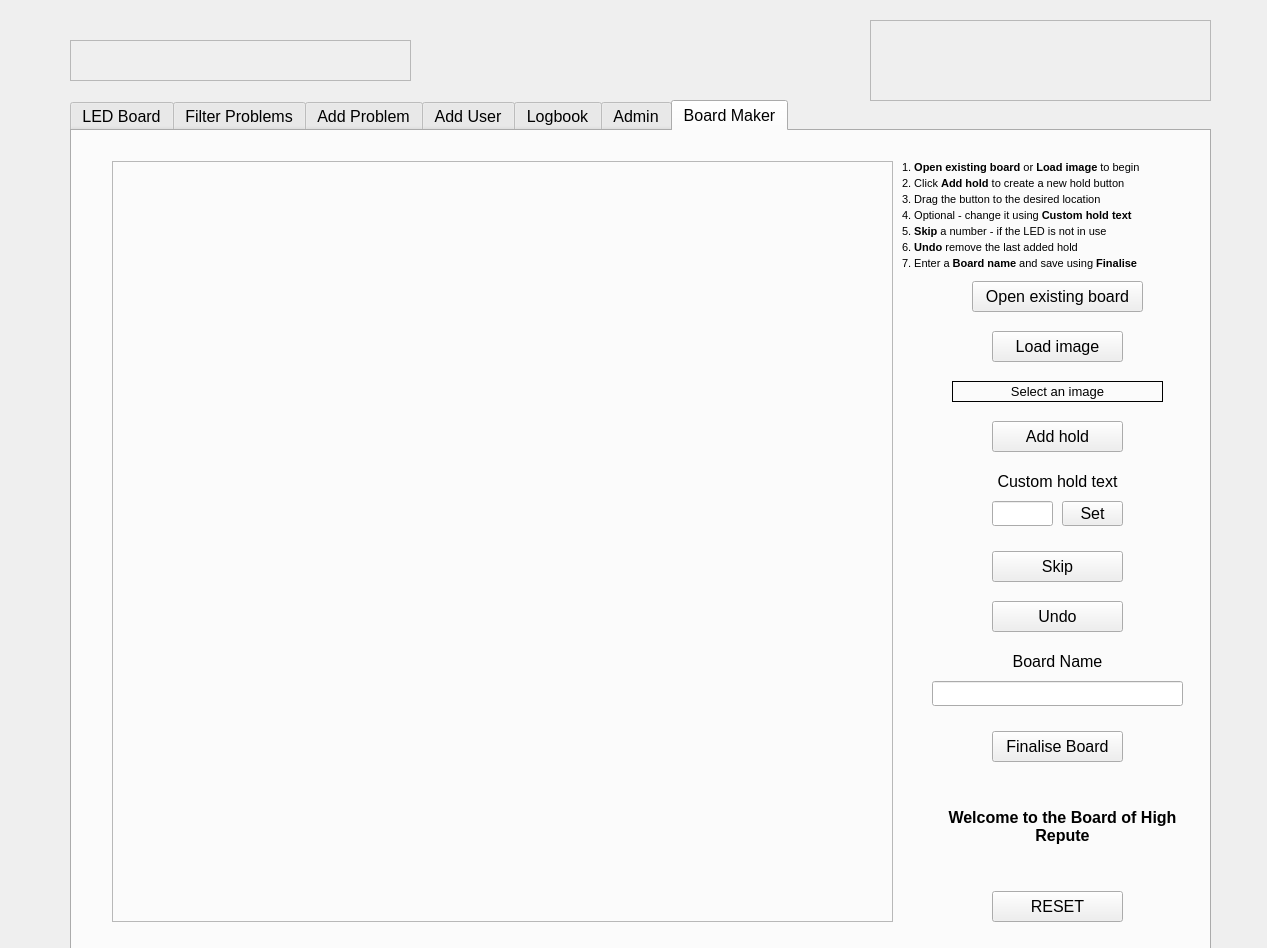
First picture: the form in DiscoBoard.ui, repository highrepute/LEDBoard, before the edit.
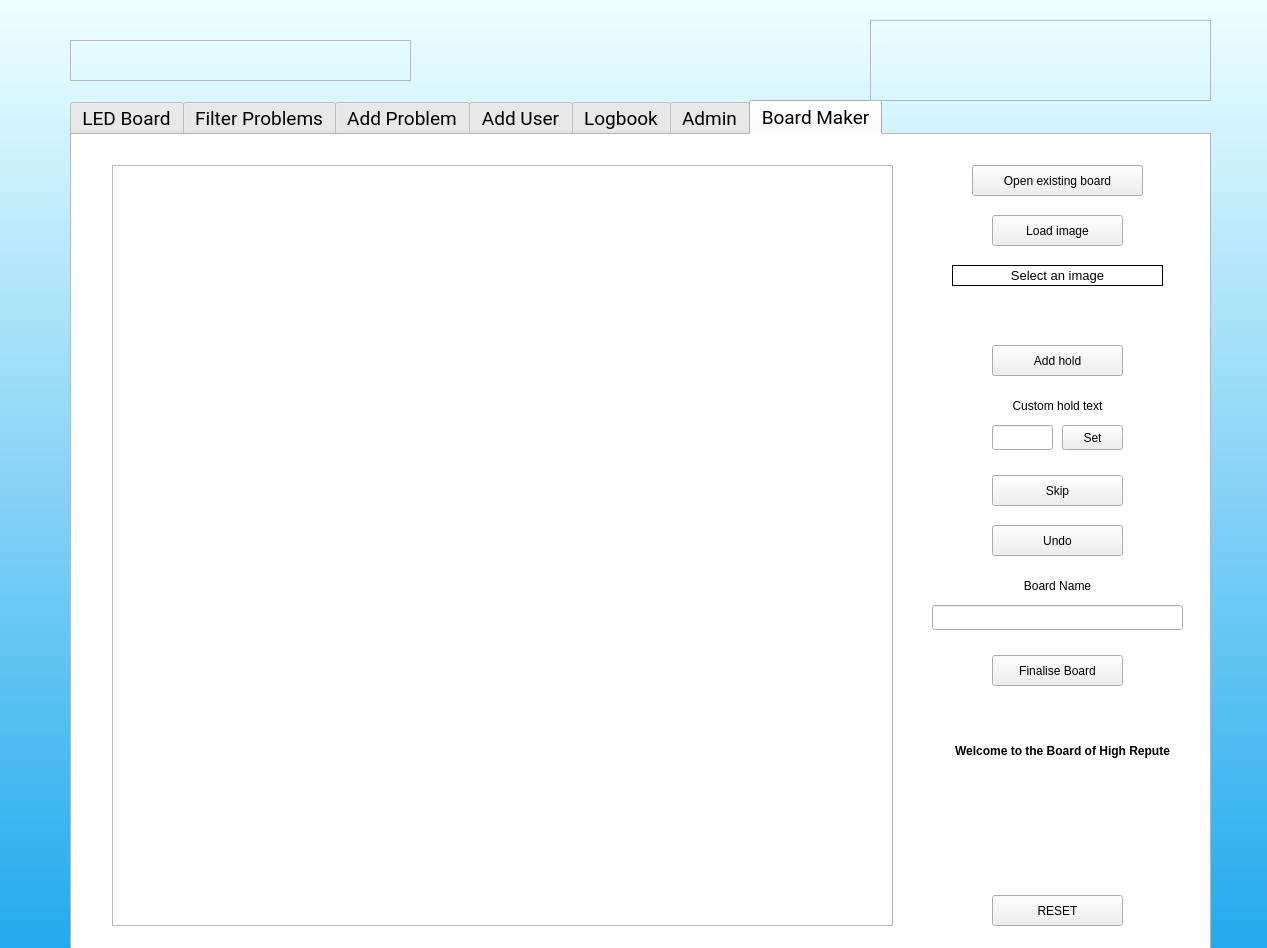
Second picture: the form after the edit. The open tabs and pages were chosen to show the change.

The edit to the form file:
```diff
--- a/DiscoBoard.ui
+++ b/DiscoBoard.ui
@@ -19,7 +19,18 @@
    <string>LED Board</string>
   </property>
   <property name="autoFillBackground">
-   <bool>true</bool>
+   <bool>false</bool>
+  </property>
+  <property name="styleSheet">
+   <string notr="true">#LEDBoard {
+background: QLinearGradient(x1: 0, y1: 0, x2: 0, y2: 1, stop: 0 #eff, stop: 1 #2ae);
+}
+
+#tabWidget {
+border: 3px solid gray;
+background: white;
+	font: 14pt &quot;Roboto&quot;;
+}</string>
   </property>
   <widget class="QTabWidget" name="tabWidget">
    <property name="enabled">
@@ -35,7 +46,11 @@
    </property>
    <property name="font">
     <font>
-     <pointsize>12</pointsize>
+     <family>Roboto</family>
+     <pointsize>14</pointsize>
+     <weight>50</weight>
+     <italic>false</italic>
+     <bold>false</bold>
     </font>
    </property>
    <property name="currentIndex">
@@ -1855,7 +1870,7 @@
      <property name="geometry">
       <rect>
        <x>920</x>
-       <y>200</y>
+       <y>80</y>
        <width>131</width>
        <height>31</height>
       </rect>
@@ -1871,7 +1886,7 @@
      <property name="geometry">
       <rect>
        <x>920</x>
-       <y>290</y>
+       <y>210</y>
        <width>131</width>
        <height>31</height>
       </rect>
@@ -1909,7 +1924,7 @@
      <property name="geometry">
       <rect>
        <x>920</x>
-       <y>600</y>
+       <y>520</y>
        <width>131</width>
        <height>31</height>
       </rect>
@@ -1925,7 +1940,7 @@
      <property name="geometry">
       <rect>
        <x>860</x>
-       <y>550</y>
+       <y>470</y>
        <width>251</width>
        <height>25</height>
       </rect>
@@ -1938,7 +1953,7 @@
      <property name="geometry">
       <rect>
        <x>920</x>
-       <y>470</y>
+       <y>390</y>
        <width>131</width>
        <height>31</height>
       </rect>
@@ -1954,7 +1969,7 @@
      <property name="geometry">
       <rect>
        <x>920</x>
-       <y>420</y>
+       <y>340</y>
        <width>131</width>
        <height>31</height>
       </rect>
@@ -1970,7 +1985,7 @@
      <property name="geometry">
       <rect>
        <x>870</x>
-       <y>640</y>
+       <y>560</y>
        <width>241</width>
        <height>111</height>
       </rect>
@@ -1995,7 +2010,7 @@
      <property name="geometry">
       <rect>
        <x>880</x>
-       <y>250</y>
+       <y>130</y>
        <width>211</width>
        <height>21</height>
       </rect>
@@ -2038,7 +2053,7 @@
      <property name="geometry">
       <rect>
        <x>870</x>
-       <y>520</y>
+       <y>440</y>
        <width>231</width>
        <height>21</height>
       </rect>
@@ -2054,7 +2069,7 @@
      <property name="geometry">
       <rect>
        <x>900</x>
-       <y>150</y>
+       <y>30</y>
        <width>171</width>
        <height>31</height>
       </rect>
@@ -2070,7 +2085,7 @@
      <property name="geometry">
       <rect>
        <x>920</x>
-       <y>370</y>
+       <y>290</y>
        <width>61</width>
        <height>25</height>
       </rect>
@@ -2083,7 +2098,7 @@
      <property name="geometry">
       <rect>
        <x>870</x>
-       <y>340</y>
+       <y>260</y>
        <width>231</width>
        <height>21</height>
       </rect>
@@ -2099,7 +2114,7 @@
      <property name="geometry">
       <rect>
        <x>990</x>
-       <y>370</y>
+       <y>290</y>
        <width>61</width>
        <height>25</height>
       </rect>
@@ -2111,37 +2126,6 @@
       <string>Set</string>
      </property>
     </widget>
-    <widget class="QLabel" name="label_25">
-     <property name="geometry">
-      <rect>
-       <x>830</x>
-       <y>30</y>
-       <width>301</width>
-       <height>111</height>
-      </rect>
-     </property>
-     <property name="font">
-      <font>
-       <pointsize>8</pointsize>
-      </font>
-     </property>
-     <property name="text">
-      <string>&lt;!DOCTYPE HTML PUBLIC &quot;-//W3C//DTD HTML 4.0//EN&quot; &quot;http://www.w3.org/TR/REC-html40/strict.dtd&quot;&gt;
-&lt;html&gt;&lt;head&gt;&lt;meta name=&quot;qrichtext&quot; content=&quot;1&quot; /&gt;&lt;style type=&quot;text/css&quot;&gt;
-p, li { white-space: pre-wrap; }
-&lt;/style&gt;&lt;/head&gt;&lt;body style=&quot; font-family:'Roboto'; font-size:8pt; font-weight:200; font-style:normal;&quot;&gt;
-&lt;p style=&quot; margin-top:3px; margin-bottom:3px; margin-left:0px; margin-right:0px; -qt-block-indent:0; text-indent:0px;&quot;&gt;&lt;span style=&quot; font-family:'MS Shell Dlg 2'; font-weight:400;&quot;&gt;1. &lt;/span&gt;&lt;span style=&quot; font-family:'MS Shell Dlg 2'; font-weight:600;&quot;&gt;Open existing board&lt;/span&gt;&lt;span style=&quot; font-family:'MS Shell Dlg 2'; font-weight:400;&quot;&gt; or &lt;/span&gt;&lt;span style=&quot; font-family:'MS Shell Dlg 2'; font-weight:600;&quot;&gt;Load image&lt;/span&gt;&lt;span style=&quot; font-family:'MS Shell Dlg 2'; font-weight:400;&quot;&gt; to begin&lt;/span&gt;&lt;/p&gt;
-&lt;p style=&quot; margin-top:3px; margin-bottom:3px; margin-left:0px; margin-right:0px; -qt-block-indent:0; text-indent:0px;&quot;&gt;&lt;span style=&quot; font-family:'MS Shell Dlg 2'; font-weight:400;&quot;&gt;2. Click &lt;/span&gt;&lt;span style=&quot; font-family:'MS Shell Dlg 2'; font-weight:600;&quot;&gt;Add hold &lt;/span&gt;&lt;span style=&quot; font-family:'MS Shell Dlg 2'; font-weight:400;&quot;&gt;to create a new hold button&lt;/span&gt;&lt;/p&gt;
-&lt;p style=&quot; margin-top:3px; margin-bottom:3px; margin-left:0px; margin-right:0px; -qt-block-indent:0; text-indent:0px;&quot;&gt;&lt;span style=&quot; font-family:'MS Shell Dlg 2'; font-weight:400;&quot;&gt;3. Drag the button to the desired location&lt;/span&gt;&lt;/p&gt;
-&lt;p style=&quot; margin-top:3px; margin-bottom:3px; margin-left:0px; margin-right:0px; -qt-block-indent:0; text-indent:0px;&quot;&gt;&lt;span style=&quot; font-family:'MS Shell Dlg 2'; font-weight:400;&quot;&gt;4. Optional - change it using &lt;/span&gt;&lt;span style=&quot; font-family:'MS Shell Dlg 2'; font-weight:600;&quot;&gt;Custom hold text&lt;/span&gt;&lt;/p&gt;
-&lt;p style=&quot; margin-top:3px; margin-bottom:3px; margin-left:0px; margin-right:0px; -qt-block-indent:0; text-indent:0px;&quot;&gt;&lt;span style=&quot; font-family:'MS Shell Dlg 2'; font-weight:400;&quot;&gt;5. &lt;/span&gt;&lt;span style=&quot; font-family:'MS Shell Dlg 2'; font-weight:600;&quot;&gt;Skip&lt;/span&gt;&lt;span style=&quot; font-family:'MS Shell Dlg 2'; font-weight:400;&quot;&gt; a number - if the LED is not in use&lt;/span&gt;&lt;/p&gt;
-&lt;p style=&quot; margin-top:3px; margin-bottom:3px; margin-left:0px; margin-right:0px; -qt-block-indent:0; text-indent:0px;&quot;&gt;&lt;span style=&quot; font-family:'MS Shell Dlg 2'; font-weight:400;&quot;&gt;6. &lt;/span&gt;&lt;span style=&quot; font-family:'MS Shell Dlg 2'; font-weight:600;&quot;&gt;Undo&lt;/span&gt;&lt;span style=&quot; font-family:'MS Shell Dlg 2'; font-weight:400;&quot;&gt; remove the last added hold&lt;/span&gt;&lt;/p&gt;
-&lt;p style=&quot; margin-top:3px; margin-bottom:3px; margin-left:0px; margin-right:0px; -qt-block-indent:0; text-indent:0px;&quot;&gt;&lt;span style=&quot; font-family:'MS Shell Dlg 2'; font-weight:400;&quot;&gt;7. Enter a &lt;/span&gt;&lt;span style=&quot; font-family:'MS Shell Dlg 2'; font-weight:600;&quot;&gt;Board name&lt;/span&gt;&lt;span style=&quot; font-family:'MS Shell Dlg 2'; font-weight:400;&quot;&gt; and save using &lt;/span&gt;&lt;span style=&quot; font-family:'MS Shell Dlg 2'; font-weight:600;&quot;&gt;Finalise&lt;/span&gt;&lt;/p&gt;&lt;/body&gt;&lt;/html&gt;</string>
-     </property>
-     <property name="alignment">
-      <set>Qt::AlignLeading|Qt::AlignLeft|Qt::AlignTop</set>
-     </property>
-    </widget>
    </widget>
   </widget>
   <widget class="QFrame" name="frmWallLogo">
```
Left out of the diff: 45 changed lines with no effect on the pictures.
